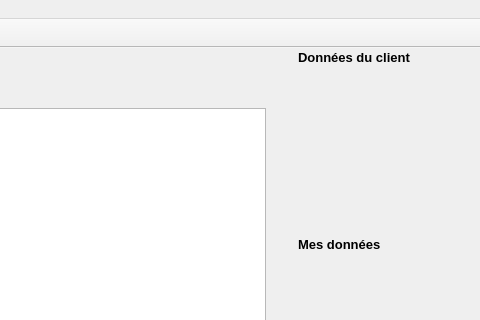
Above: src/gui/mainwindow/mainwindow.ui from FACT-Team/FactDev before the change; both pictures show x 839 to 1319 and y 0 to 320 of the 1413 by 720 pixel window. Below: the same form after it.
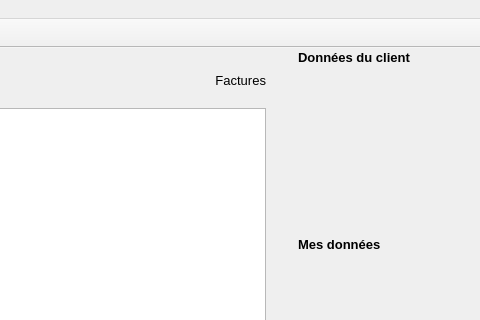
That is the form after the change. Icons and pictures are not drawn. Custom widgets are drawn as their Qt base class.

What changed in the file:
```diff
--- a/src/gui/mainwindow/mainwindow.ui
+++ b/src/gui/mainwindow/mainwindow.ui
@@ -244,9 +244,15 @@
             </item>
             <item row="0" column="3">
              <widget class="QLabel" name="lblDocs">
+              <property name="minimumSize">
+               <size>
+                <width>0</width>
+                <height>0</height>
+               </size>
+              </property>
               <property name="maximumSize">
                <size>
-                <width>300</width>
+                <width>400</width>
                 <height>16777215</height>
                </size>
               </property>
@@ -256,7 +262,7 @@
                </font>
               </property>
               <property name="text">
-               <string/>
+               <string>&lt;html&gt;&lt;head/&gt;&lt;body&gt;&lt;p align=&quot;right&quot;&gt;Factures&lt;/p&gt;&lt;/body&gt;&lt;/html&gt;</string>
               </property>
              </widget>
             </item>
```
Left out of the diff: 10 changed lines with no effect on the pictures.
